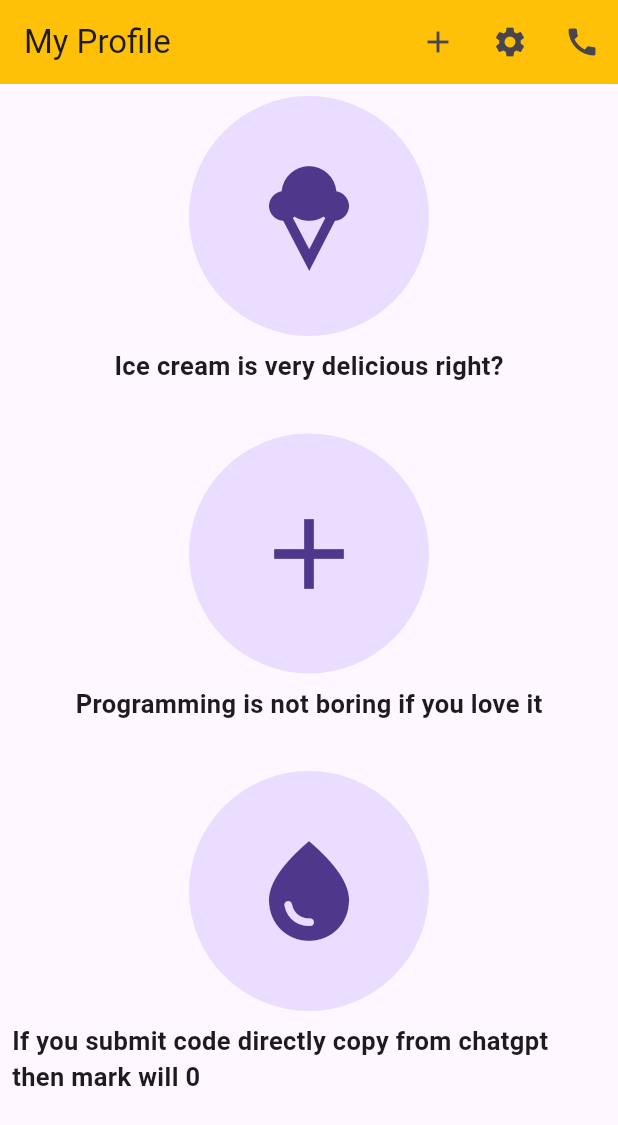
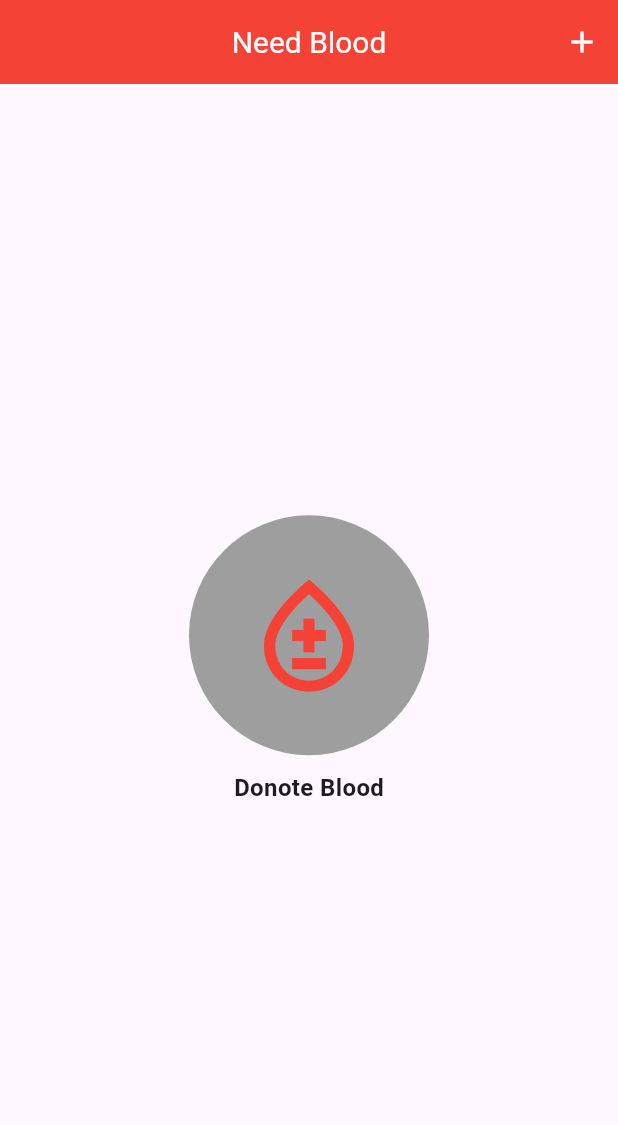
Before and after one commit to MehrabHussain47/Exam_02, a Flutter app: the screen it shows after launch, on a phone screen of 412 x 824 dp. Shown: the top 1125 px of the screen. Run offline on Flutter 3.47's test engine with Material 3 defaults, Android fonts, the phone set to English and light mode, and no system bars.

Commit message:
Final Commit

```diff
--- a/lib/main.dart
+++ b/lib/main.dart
@@ -1,145 +1,55 @@
 import 'package:flutter/cupertino.dart';
 import 'package:flutter/material.dart';
 
-// void main(){
-//   runApp(MyApp());
-// }
-//
-// class MyApp extends StatelessWidget{
-//   @override
-//   Widget build(BuildContext context) {
-//     return MaterialApp(
-//       home: HomeScreen(),
-//       debugShowCheckedModeBanner: false,
-//       theme: ThemeData(
-//         appBarTheme: AppBarTheme(
-//             titleTextStyle: TextStyle(
-//               color: Colors.white,
-//               fontSize: 20,
-//             ),
-//             iconTheme: IconThemeData(
-//                 color: Colors.white
-//             )
-//         ),
-//       ),
-//     );
-//   }
-// }
-//
-// class HomeScreen extends StatelessWidget{
-//   @override
-//   Widget build(BuildContext context) {
-//     return Scaffold(
-//       appBar: AppBar(
-//         title: Text('Need Blood'),
-//         centerTitle: true,
-//         backgroundColor: Colors.red,
-//         actions: [
-//           IconButton(onPressed: (){}, icon: Icon(Icons.add))
-//         ],
-//       ),
-//       body: Center(
-//         child: Column(
-//           crossAxisAlignment: CrossAxisAlignment.center,
-//           mainAxisAlignment: MainAxisAlignment.center,
-//           children: [
-//             CircleAvatar(
-//               child: Icon(Icons.bloodtype_outlined, size: 90, color: Colors.red,),
-//               radius: 80,
-//               backgroundColor: Colors.grey,
-//             ),
-//             SizedBox(height: 10,),
-//             Text('Donote Blood', style: TextStyle(fontSize:16, fontWeight: FontWeight.bold),)
-//           ],
-//         ),
-//       ),
-//     );
-//   }
-// }
-
-void main() {
-  runApp(const MyApp());
+void main(){
+  runApp(MyApp());
 }
 
-class MyApp extends StatelessWidget {
-  const MyApp({super.key});
-
-  // This widget is the root of your application.
+class MyApp extends StatelessWidget{
   @override
   Widget build(BuildContext context) {
     return MaterialApp(
+      home: HomeScreen(),
       debugShowCheckedModeBanner: false,
-      title: 'Flutter Demo',
-      home: const MyHomePage(),
+      theme: ThemeData(
+        appBarTheme: AppBarTheme(
+            titleTextStyle: TextStyle(
+              color: Colors.white,
+              fontSize: 20,
+            ),
+            iconTheme: IconThemeData(
+                color: Colors.white
+            )
+        ),
+      ),
     );
   }
 }
 
-class MyHomePage extends StatelessWidget {
-  const MyHomePage({super.key});
-
+class HomeScreen extends StatelessWidget{
   @override
   Widget build(BuildContext context) {
     return Scaffold(
       appBar: AppBar(
-        backgroundColor: Colors.amber,
-        title: Text('My Profile'),
+        title: Text('Need Blood'),
+        centerTitle: true,
+        backgroundColor: Colors.red,
         actions: [
-          IconButton(onPressed: (){}, icon:Icon(Icons.add)),
-          IconButton(onPressed: (){}, icon:Icon(Icons.settings)),
-          IconButton(onPressed: (){}, icon:Icon(Icons.call)),
+          IconButton(onPressed: (){}, icon: Icon(Icons.add))
         ],
       ),
       body: Center(
         child: Column(
+          crossAxisAlignment: CrossAxisAlignment.center,
+          mainAxisAlignment: MainAxisAlignment.center,
           children: [
-            Column(
-              children: [
-                Padding(
-                  padding: const EdgeInsets.all(8.0),
-                  child: CircleAvatar(
-                    radius: 80,
-                    child: Icon(Icons.icecream,size: 80),
-                  ),
-                ),
-                Text('Ice cream is very delicious right?',
-                  style: TextStyle(fontSize:17,fontWeight: FontWeight.bold ),
-                ),
-              ],
+            CircleAvatar(
+              child: Icon(Icons.bloodtype_outlined, size: 90, color: Colors.red,),
+              radius: 80,
+              backgroundColor: Colors.grey,
             ),
-            SizedBox(height: 25,),
-            Column(
-              children: [
-                Padding(
-                  padding: const EdgeInsets.all(8.0),
-                  child: CircleAvatar(
-                    radius: 80,
-                    child: Icon(Icons.add,size: 80),
-                  ),
-                ),
-                Text('Programming is not boring if you love it',
-                  style: TextStyle(fontSize:17,fontWeight: FontWeight.bold ),
-                ),
-              ],
-            ),
-            SizedBox(height: 25,),
-            Column(
-              children: [
-                Padding(
-                  padding: const EdgeInsets.all(8.0),
-                  child: CircleAvatar(
-                    radius: 80,
-                    child: Icon(Icons.water_drop,size: 80),
-                  ),
-                ),
-                Padding(
-                  padding: const EdgeInsets.only(left: 8.0,right: 8.0),
-                  child: Text('If you submit code directly copy from chatgpt then mark will 0',
-                    style: TextStyle(fontSize: 17,fontWeight: FontWeight.bold),
-                  ),
-                ),
-              ],
-            ),
+            SizedBox(height: 10,),
+            Text('Donote Blood', style: TextStyle(fontSize:16, fontWeight: FontWeight.bold),)
           ],
         ),
       ),
```
Also changed, not shown: 1 other file.
